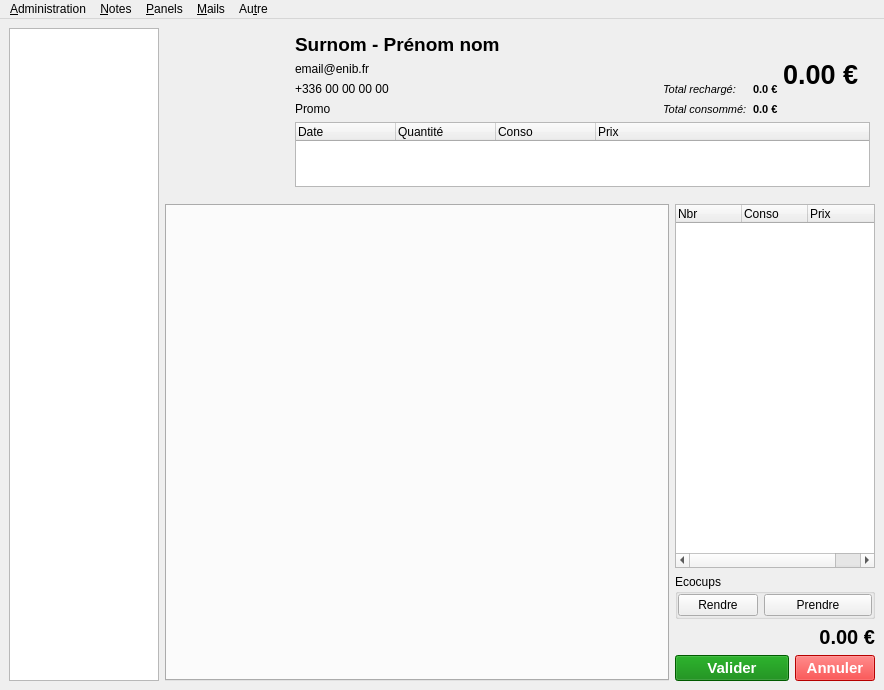
The window that application/ui/main_window.ui (nils-van-zuijlen/Enibar) describes before a commit, drawn with Qt 5.
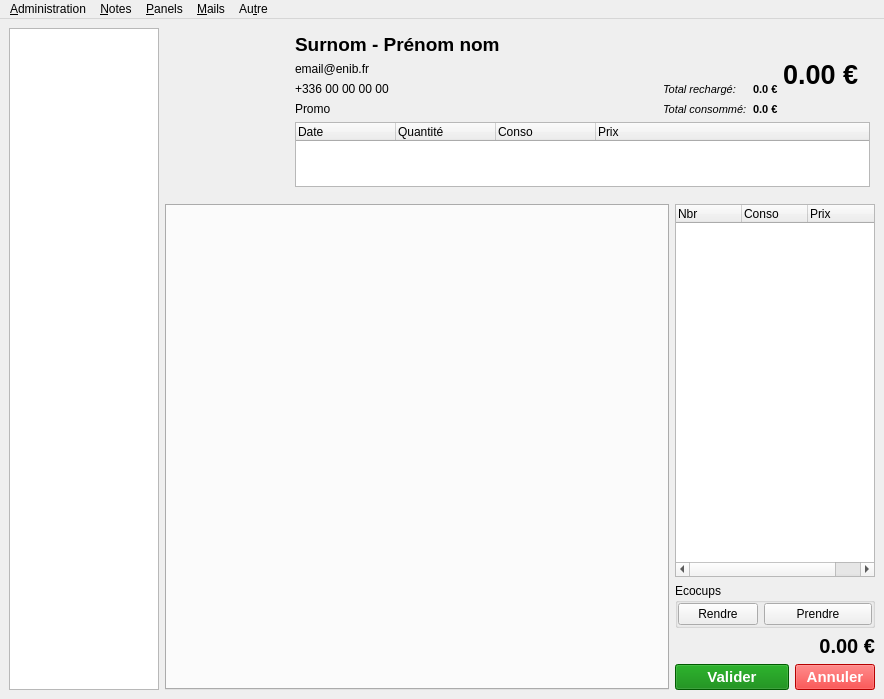
The same window after the commit. Custom widgets are drawn as their Qt base class.

Commit message:
Add an help window.
Fixes #142

What changed in the file:
```diff
--- a/application/ui/main_window.ui
+++ b/application/ui/main_window.ui
@@ -10,7 +10,7 @@
     <x>0</x>
     <y>0</y>
     <width>884</width>
-    <height>690</height>
+    <height>699</height>
    </rect>
   </property>
   <property name="sizePolicy">
```
Left out of the diff: 25 changed lines with no effect on the pictures. The commit also changes 3 other files.
